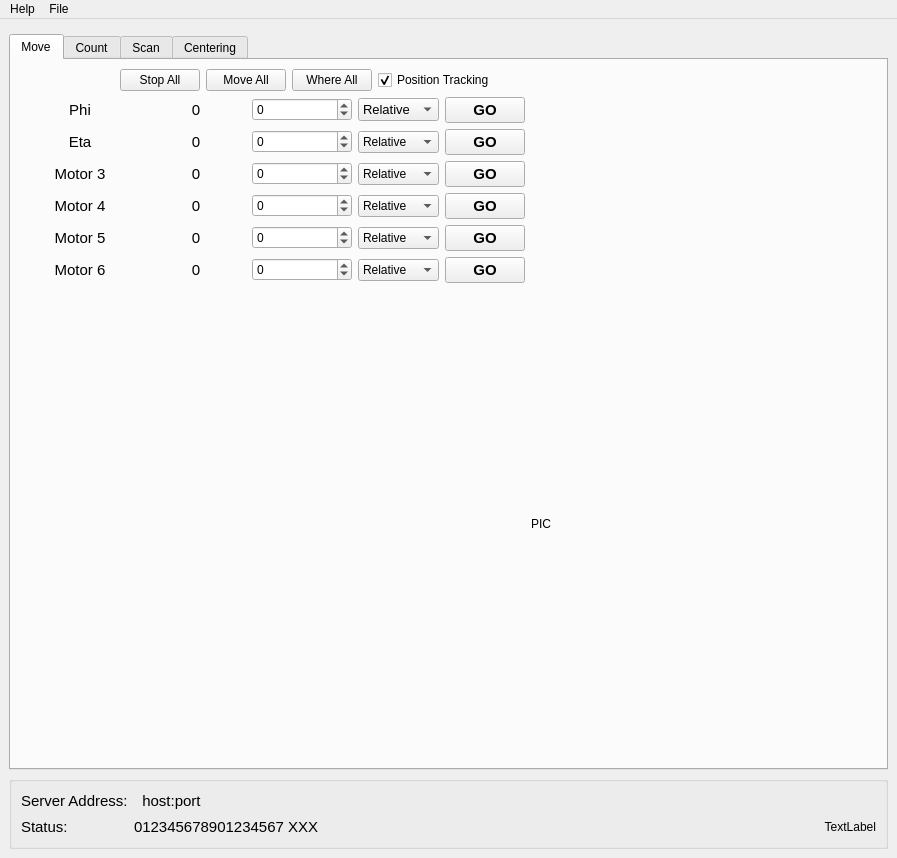
First picture: the form in main_controller/windows/main_window.ui, repository ayuzer/HXMA_Python_Gui, before the edit.
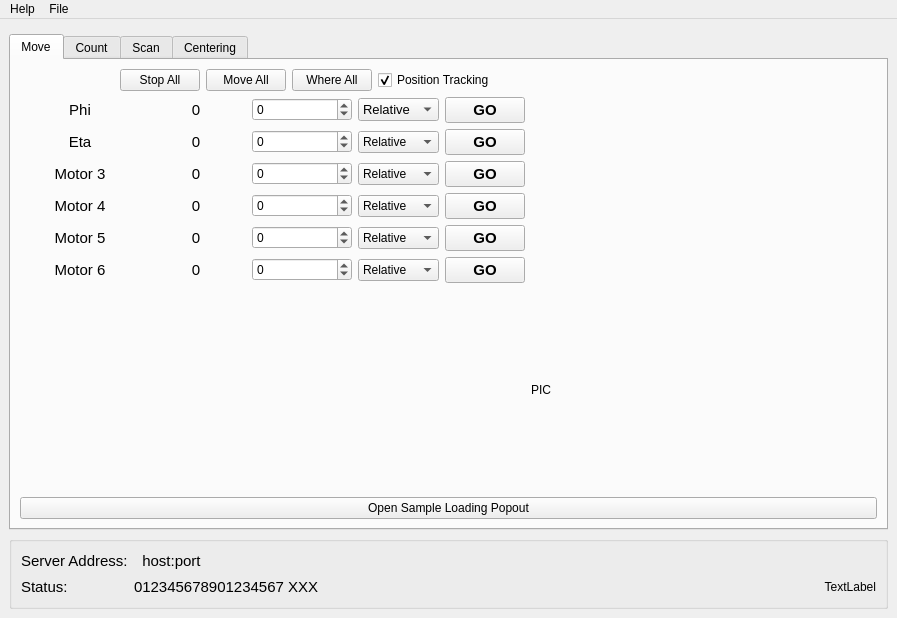
Second picture: the form after the edit. The open tabs and pages were chosen to show the change.

Patch:
```diff
--- a/main_controller/windows/main_window.ui
+++ b/main_controller/windows/main_window.ui
@@ -7,7 +7,7 @@
     <x>0</x>
     <y>0</y>
     <width>897</width>
-    <height>858</height>
+    <height>618</height>
    </rect>
   </property>
   <property name="windowTitle">
@@ -645,6 +645,17 @@
               </item>
              </layout>
             </item>
+            <item>
+             <layout class="QHBoxLayout" name="horizontalLayout_3">
+              <item>
+               <widget class="QPushButton" name="pushButton_open_pos_load">
+                <property name="text">
+                 <string>Open Sample Loading Popout</string>
+                </property>
+               </widget>
+              </item>
+             </layout>
+            </item>
            </layout>
           </widget>
           <widget class="QWidget" name="tab_count">
```
Left out of the diff: 2 changed lines with no effect on the pictures.
